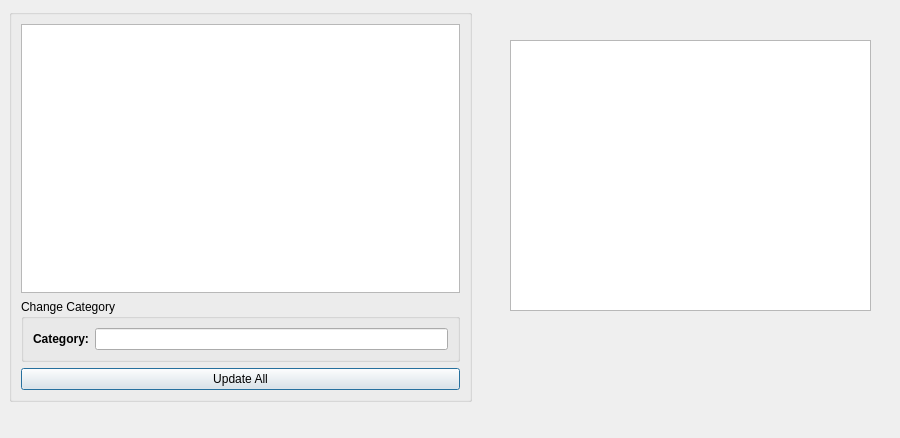
Mysjkin/ActiveWindowTracker, file TrackerGUI/traywindow.ui: the form before one commit.
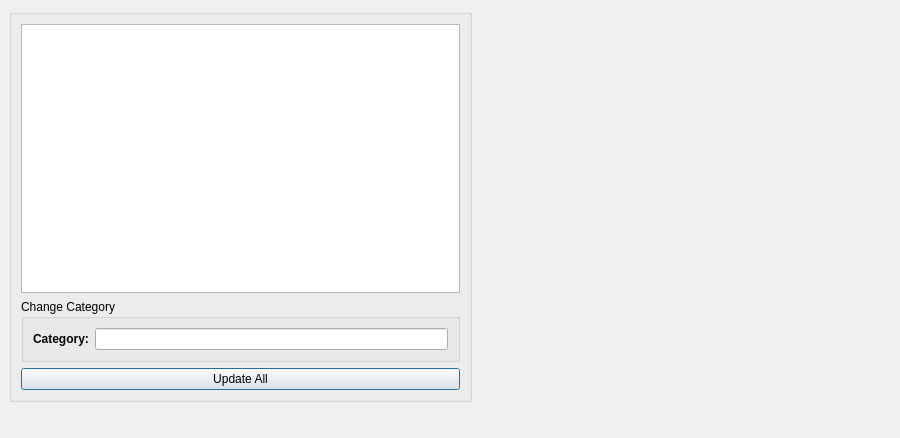
The form after the commit. Custom widgets are drawn as their Qt base class.

Commit message: bar chart over three most used apps

Patch:
```diff
--- a/TrackerGUI/traywindow.ui
+++ b/TrackerGUI/traywindow.ui
@@ -101,17 +101,24 @@
     </item>
    </layout>
   </widget>
-  <widget class="QGraphicsView" name="graphicsView">
+  <widget class="QChartView" name="barChart1" native="true">
    <property name="geometry">
     <rect>
-     <x>510</x>
-     <y>40</y>
-     <width>361</width>
-     <height>271</height>
+     <x>500</x>
+     <y>30</y>
+     <width>371</width>
+     <height>371</height>
     </rect>
    </property>
   </widget>
  </widget>
+ <customwidgets>
+  <customwidget>
+   <class>QChartView</class>
+   <extends>QWidget</extends>
+   <header>qchartview.h</header>
+  </customwidget>
+ </customwidgets>
  <resources/>
  <connections/>
 </ui>
```
The commit also changes 4 other files.
